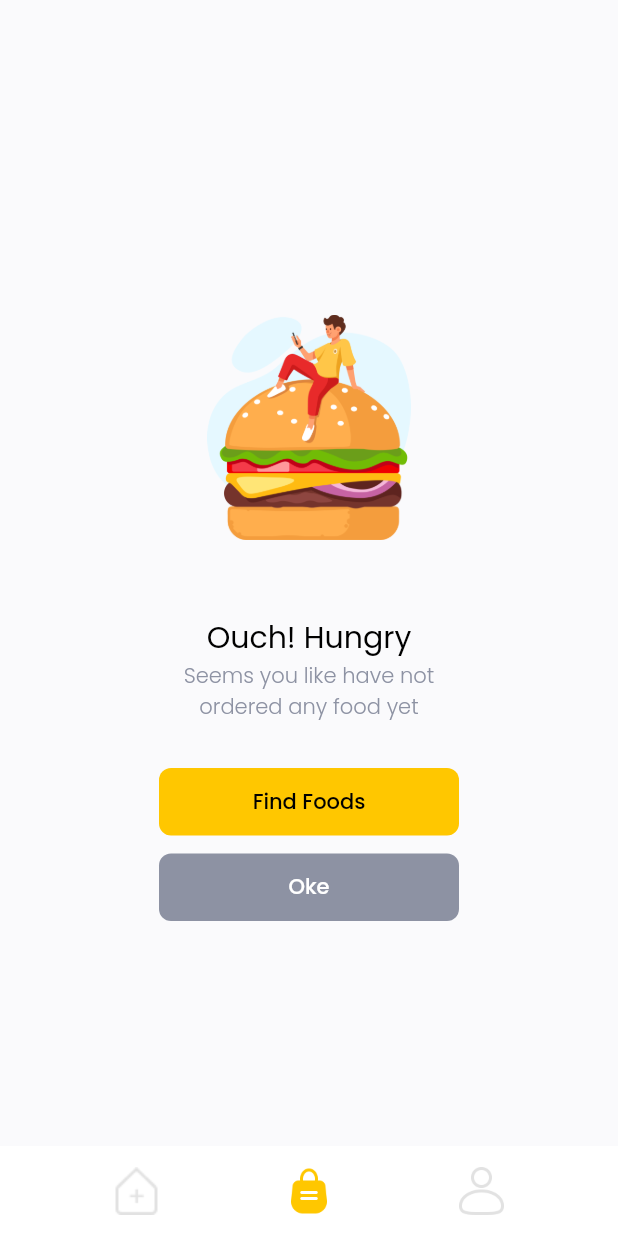
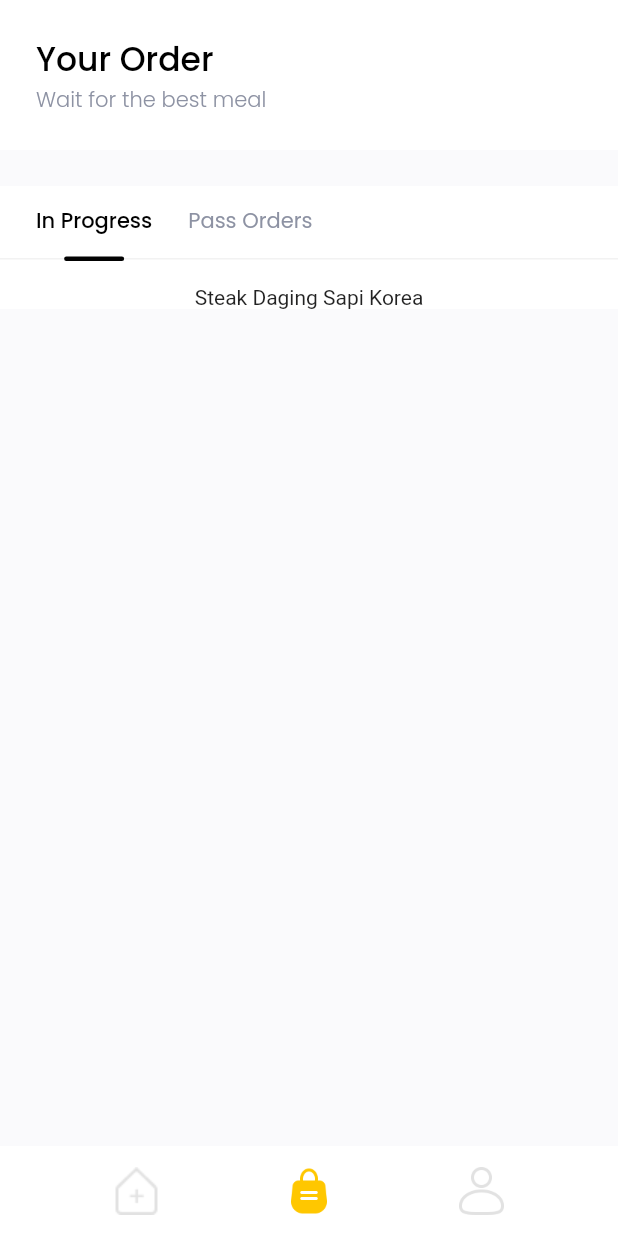
Before and after one commit to virgiawankusuma/food_market, a Flutter app: the MainPage screen opened directly, swiped to page 2, on a phone screen of 412 x 824 dp. Run offline on Flutter 3.47's test engine with Material 2 defaults, Android fonts, the phone set to English and light mode, and no system bars; our stand-ins replace equatable, flutter_spinkit, get, google_fonts, material_design_icons_flutter, supercharged; network calls fail.

Commit message:
order history page part 1

```diff
--- a/lib/main.dart
+++ b/lib/main.dart
@@ -17,7 +17,6 @@ void main() {
 class MyApp extends StatelessWidget {
   @override
   Widget build(BuildContext context) {
-    return GetMaterialApp(
-        debugShowCheckedModeBanner: false, home: SuccessSignUpPage());
+    return GetMaterialApp(debugShowCheckedModeBanner: false, home: MainPage());
   }
 }
--- a/lib/ui/pages/main_page.dart
+++ b/lib/ui/pages/main_page.dart
@@ -33,16 +33,7 @@ class _MainPageState extends State<MainPage> {
               Center(
                 child: FoodPage(),
               ),
-              Center(
-                  child: IllustrationPage(
-                title: 'Ouch! Hungry',
-                subtitle: 'Seems you like have not\nordered any food yet',
-                picturePath: 'assets/love_burger.png',
-                buttonTap1: () {},
-                buttonTitle1: 'Find Foods',
-                buttonTap2: () {},
-                buttonTitle2: 'Oke',
-              )),
+              Center(child: OrderHistoryPage()),
               Center(
                 child: Text('Profile'),
               ),
--- /dev/null
+++ b/lib/ui/pages/order_history_page.dart
@@ -0,0 +1,87 @@
+part of 'pages.dart';
+
+class OrderHistoryPage extends StatefulWidget {
+  @override
+  _OrderHistoryPageState createState() => _OrderHistoryPageState();
+}
+
+class _OrderHistoryPageState extends State<OrderHistoryPage> {
+  int selectedIndex = 0;
+  List<Transaction> inProgress = mockTransaction
+      .where((element) =>
+          element.status == TransactionStatus.on_delivery ||
+          element.status == TransactionStatus.pending)
+      .toList();
+  List<Transaction> past = mockTransaction
+      .where((element) =>
+          element.status == TransactionStatus.delivered ||
+          element.status == TransactionStatus.cancelled)
+      .toList();
+  @override
+  Widget build(BuildContext context) {
+    if (inProgress.length == 0 && past.length == 0) {
+      return IllustrationPage(
+        title: 'Ouch! Hungry',
+        subtitle: 'Seems you like have not\nordered any food yet',
+        picturePath: 'assets/love_burger.png',
+        buttonTap1: () {},
+        buttonTitle1: 'Find Foods',
+      );
+    } else {
+      return ListView(
+        children: [
+          Column(
+            children: [
+              //// header
+              Container(
+                  height: 100,
+                  width: double.infinity,
+                  margin: EdgeInsets.only(bottom: defaultMargin),
+                  padding: EdgeInsets.symmetric(horizontal: defaultMargin),
+                  color: Colors.white,
+                  child: Column(
+                    crossAxisAlignment: CrossAxisAlignment.start,
+                    mainAxisAlignment: MainAxisAlignment.center,
+                    children: [
+                      Text(
+                        'Your Order',
+                        style: blackFontStyle1,
+                      ),
+                      Text(
+                        'Wait for the best meal',
+                        style:
+                            greyFontStyle.copyWith(fontWeight: FontWeight.w300),
+                      )
+                    ],
+                  )),
+              //// body
+              Container(
+                  width: double.infinity,
+                  color: Colors.white,
+                  child: Column(
+                    children: [
+                      CustomTabBar(
+                          titles: ['In Progress', 'Pass Orders'],
+                          selectedIndex: selectedIndex,
+                          onTap: (index) {
+                            setState(() {
+                              selectedIndex = index;
+                            });
+                          }),
+                      SizedBox(
+                        height: 16,
+                      ),
+                      Column(
+                        children: (selectedIndex == 0 ? inProgress : past)
+                            .map((e) => Text(e.food.name))
+                            .toList(),
+                      )
+                    ],
+                  ))
+            ],
+          ),
+        ],
+      );
+    }
+  }
+}
--- a/lib/ui/pages/pages.dart
+++ b/lib/ui/pages/pages.dart
@@ -25,3 +25,4 @@ part 'payment_page.dart';
 part 'illustration_page.dart';
 part 'success_order_page.dart';
 part 'success_signup_page.dart';
+part 'order_history_page.dart';
```
Also changed, not shown: 5 other files.
